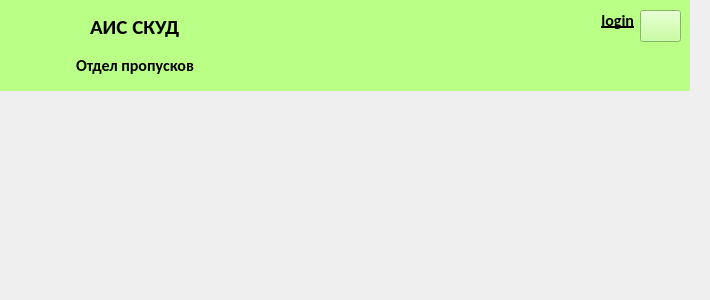
Before: the Qt Designer form app/acms/pdwindow.ui in MK-IBM-WWS/ACMS, drawn with Qt 5.
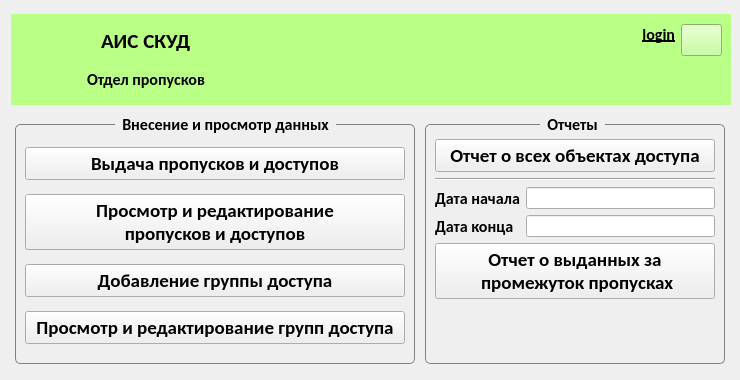
After: the same form once the commit is applied. Icons and pictures are not drawn.

```diff
--- a/app/acms/pdwindow.ui
+++ b/app/acms/pdwindow.ui
@@ -6,20 +6,20 @@
    <rect>
     <x>0</x>
     <y>0</y>
-    <width>710</width>
-    <height>300</height>
+    <width>740</width>
+    <height>380</height>
    </rect>
   </property>
   <property name="minimumSize">
    <size>
-    <width>710</width>
-    <height>300</height>
+    <width>740</width>
+    <height>380</height>
    </size>
   </property>
   <property name="maximumSize">
    <size>
-    <width>710</width>
-    <height>300</height>
+    <width>9999</width>
+    <height>9999</height>
    </size>
   </property>
   <property name="windowTitle">
@@ -29,24 +29,18 @@
    <iconset resource="lw.qrc">
     <normaloff>:/labels/label.png</normaloff>:/labels/label.png</iconset>
   </property>
+  <layout class="QGridLayout" name="gridLayout_2">
+   <item row="0" column="0">
   <widget class="QFrame" name="frame">
-   <property name="geometry">
-    <rect>
-     <x>0</x>
-     <y>0</y>
-     <width>690</width>
-     <height>91</height>
-    </rect>
-   </property>
    <property name="minimumSize">
     <size>
-     <width>690</width>
+       <width>720</width>
      <height>91</height>
     </size>
    </property>
    <property name="maximumSize">
     <size>
-     <width>690</width>
+       <width>720</width>
      <height>91</height>
     </size>
    </property>
@@ -201,6 +195,240 @@
     </item>
    </layout>
   </widget>
+   </item>
+   <item row="1" column="0">
+    <layout class="QHBoxLayout" name="horizontalLayout_2">
+     <item>
+      <widget class="QGroupBox" name="groupBox_2">
+       <property name="minimumSize">
+        <size>
+         <width>400</width>
+         <height>250</height>
+        </size>
+       </property>
+       <property name="maximumSize">
+        <size>
+         <width>400</width>
+         <height>250</height>
+        </size>
+       </property>
+       <property name="font">
+        <font>
+         <family>Carlito</family>
+         <pointsize>12</pointsize>
+         <bold>true</bold>
+        </font>
+       </property>
+       <property name="styleSheet">
+        <string notr="true">    QGroupBox {
+        border: 1px solid gray;
+        border-radius: 5px;
+        margin-top: 10px;
+        padding-top: 5px;
+    }
+    QGroupBox::title {
+        subcontrol-origin: margin;
+        subcontrol-position: top left;
+        left: 100px;
+        padding: 0 5px 0 5px;
+    }</string>
+       </property>
+       <property name="title">
+        <string>Внесение и просмотр данных</string>
+       </property>
+       <layout class="QVBoxLayout" name="verticalLayout_2">
+        <item>
+         <widget class="QPushButton" name="pushButton_3">
+          <property name="font">
+           <font>
+            <family>Carlito</family>
+            <pointsize>14</pointsize>
+            <bold>true</bold>
+           </font>
+          </property>
+          <property name="text">
+           <string>Выдача пропусков и доступов</string>
+          </property>
+         </widget>
+        </item>
+        <item>
+         <widget class="QPushButton" name="pushButton_8">
+          <property name="font">
+           <font>
+            <family>Carlito</family>
+            <pointsize>14</pointsize>
+            <bold>true</bold>
+           </font>
+          </property>
+          <property name="text">
+           <string>Просмотр и редактирование
+пропусков и доступов</string>
+          </property>
+         </widget>
+        </item>
+        <item>
+         <widget class="QPushButton" name="pushButton_4">
+          <property name="font">
+           <font>
+            <family>Carlito</family>
+            <pointsize>14</pointsize>
+            <bold>true</bold>
+           </font>
+          </property>
+          <property name="text">
+           <string>Добавление группы доступа</string>
+          </property>
+         </widget>
+        </item>
+        <item>
+         <widget class="QPushButton" name="pushButton_5">
+          <property name="font">
+           <font>
+            <family>Carlito</family>
+            <pointsize>14</pointsize>
+            <bold>true</bold>
+           </font>
+          </property>
+          <property name="text">
+           <string>Просмотр и редактирование групп доступа</string>
+          </property>
+         </widget>
+        </item>
+       </layout>
+      </widget>
+     </item>
+     <item>
+      <widget class="QGroupBox" name="groupBox">
+       <property name="minimumSize">
+        <size>
+         <width>300</width>
+         <height>250</height>
+        </size>
+       </property>
+       <property name="maximumSize">
+        <size>
+         <width>300</width>
+         <height>250</height>
+        </size>
+       </property>
+       <property name="font">
+        <font>
+         <family>Carlito</family>
+         <pointsize>12</pointsize>
+         <bold>true</bold>
+        </font>
+       </property>
+       <property name="styleSheet">
+        <string notr="true">    QGroupBox {
+        border: 1px solid gray;
+        border-radius: 5px;
+        margin-top: 10px;
+        padding-top: 5px;
+    }
+    QGroupBox::title {
+        subcontrol-origin: margin;
+        subcontrol-position: top left;
+        left: 115px;
+        padding: 0 5px 0 5px;
+    }</string>
+       </property>
+       <property name="title">
+        <string>Отчеты</string>
+       </property>
+       <layout class="QVBoxLayout" name="verticalLayout_3">
+        <item>
+         <widget class="QPushButton" name="pushButton_2">
+          <property name="font">
+           <font>
+            <family>Carlito</family>
+            <pointsize>14</pointsize>
+            <bold>true</bold>
+           </font>
+          </property>
+          <property name="text">
+           <string>Отчет о всех объектах доступа</string>
+          </property>
+         </widget>
+        </item>
+        <item>
+         <widget class="Line" name="line">
+          <property name="orientation">
+           <enum>Qt::Orientation::Horizontal</enum>
+          </property>
+         </widget>
+        </item>
+        <item>
+         <layout class="QFormLayout" name="formLayout">
+          <item row="0" column="0">
+           <widget class="QLabel" name="label_5">
+            <property name="font">
+             <font>
+              <family>Carlito</family>
+              <pointsize>12</pointsize>
+              <bold>true</bold>
+             </font>
+            </property>
+            <property name="text">
+             <string>Дата начала</string>
+            </property>
+           </widget>
+          </item>
+          <item row="0" column="1">
+           <widget class="QLineEdit" name="lineEdit_2"/>
+          </item>
+          <item row="1" column="0">
+           <widget class="QLabel" name="label_6">
+            <property name="font">
+             <font>
+              <family>Carlito</family>
+              <pointsize>12</pointsize>
+              <bold>true</bold>
+             </font>
+            </property>
+            <property name="text">
+             <string>Дата конца</string>
+            </property>
+           </widget>
+          </item>
+          <item row="1" column="1">
+           <widget class="QLineEdit" name="lineEdit_3"/>
+          </item>
+         </layout>
+        </item>
+        <item>
+         <widget class="QPushButton" name="pushButton_7">
+          <property name="font">
+           <font>
+            <family>Carlito</family>
+            <pointsize>14</pointsize>
+            <bold>true</bold>
+           </font>
+          </property>
+          <property name="text">
+           <string>Отчет о выданных за
+ промежуток пропусках</string>
+          </property>
+         </widget>
+        </item>
+        <item>
+         <spacer name="verticalSpacer">
+          <property name="orientation">
+           <enum>Qt::Orientation::Vertical</enum>
+          </property>
+          <property name="sizeHint" stdset="0">
+           <size>
+            <width>20</width>
+            <height>40</height>
+           </size>
+          </property>
+         </spacer>
+        </item>
+       </layout>
+      </widget>
+     </item>
+    </layout>
+   </item>
+  </layout>
  </widget>
  <resources>
   <include location="lw.qrc"/>
```
Lines whose indentation alone changed are shown as unchanged.
